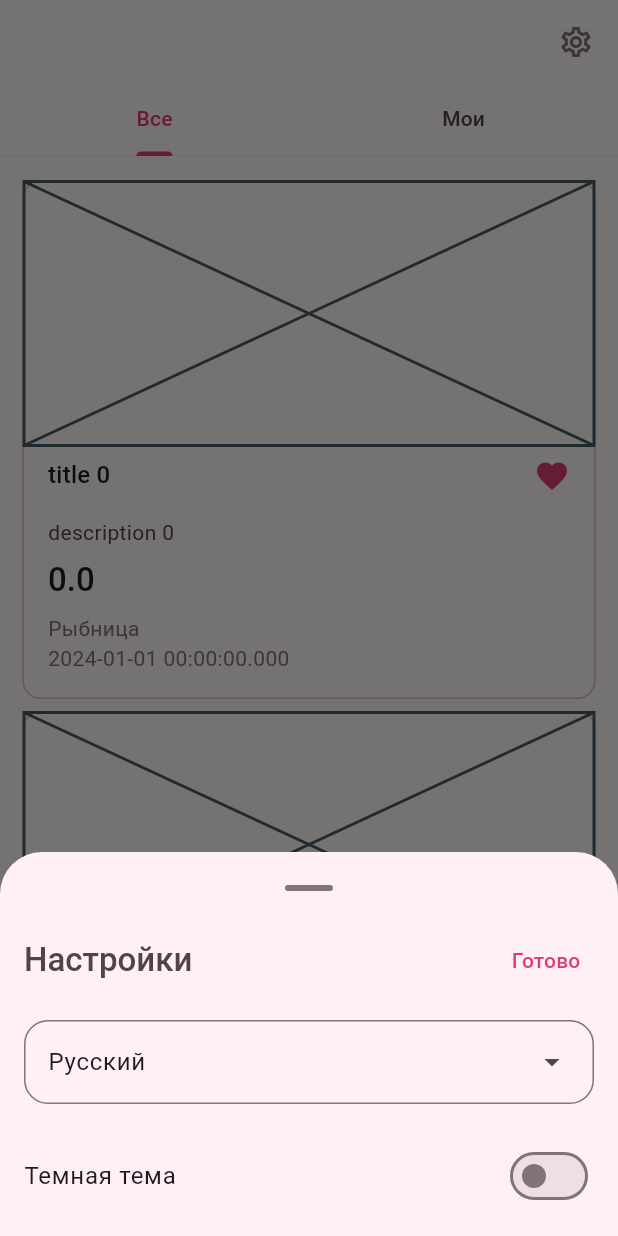
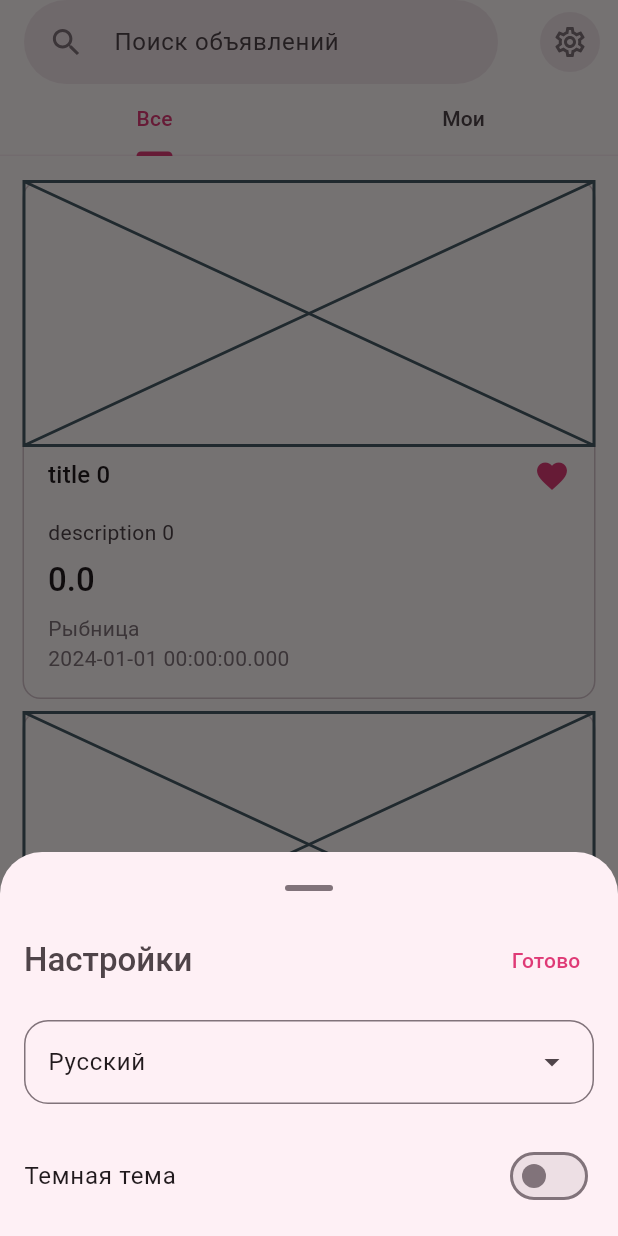
Before and after one commit to St1chaKooky/buy_and_dot, a Flutter app: the AdvertisementScreen screen opened by its route, after a tap on an icon or button, on a phone screen of 412 x 824 dp. Run offline on Flutter 3.47's test engine with Material 3 defaults, Android fonts, the phone set to English and light mode, and no system bars; drawn by our look-alikes of like_button; our stand-ins replace bloc, flutter_bloc, flutter_svg, get_it, go_router, pinput; generated files the repository leaves out were written again; Roboto replaces fonts that are missing (Roboto-Medium, Roboto-Regular).

Commit message:
I made an app bar, but I need to finish the indentations. A little later I will finish the bottomNavBar and other pages

```diff
--- a/lib/core/presentation/widget/app_bar/custom_app_bar.dart
+++ b/lib/core/presentation/widget/app_bar/custom_app_bar.dart
@@ -31,10 +31,7 @@ class CustomAppBar extends AppBar {
                     : const SizedBox.shrink()),
             automaticallyImplyLeading: true,
             actions: [
-              Padding(
-                  padding:
-                      const EdgeInsets.symmetric(horizontal: 4, vertical: 8),
-                  child: MyStandardIconButton(
+              MyStandardIconButton(
                 iconFromCollection: SvgCollection.settings,
                 onTap: () => showModalBottomSheet(
                     backgroundColor: ColorCollection.surfaceContainerLow,
@@ -43,6 +40,6 @@ class CustomAppBar extends AppBar {
                     context: context,
                     builder: (context) => const CustomBottomSheet()),
                 isSvgIcon: true,
-                  )),
+              ),
             ]);
 }
--- a/lib/core/presentation/widget/app_bar/main_app_bar.dart
+++ b/lib/core/presentation/widget/app_bar/main_app_bar.dart
@@ -0,0 +1,53 @@
+import 'package:buy_and_dot/core/domain/intl/generated/l10n.dart';
+import 'package:buy_and_dot/core/presentation/widget/field/app_bar_text_field.dart';
+import 'package:buy_and_dot/core/presentation/widget/icon_button/standard_icon_button.dart';
+import 'package:buy_and_dot/feature/settings/presintation/custom_bottom_sheet.dart';
+import 'package:buy_and_dot/theme/collections/color_collection.dart/color_manager.dart';
+import 'package:buy_and_dot/theme/collections/svg_collection/svg_collection.dart';
+import 'package:flutter/material.dart';
+
+class MainAppBar extends AppBar {
+  final TextEditingController textEditingController;
+
+  MainAppBar({
+    required this.textEditingController,
+    super.key,
+    required BuildContext context,
+  }) : super(
+            // toolbarHeight: 70,
+            bottom: TabBar(
+              dividerColor: ColorCollection.surfaceContainer,
+              unselectedLabelColor: ColorCollection.onSurfaceVar,
+              labelColor: ColorCollection.primary,
+              labelStyle: Theme.of(context).textTheme.titleSmall,
+              unselectedLabelStyle: Theme.of(context).textTheme.titleSmall,
+              tabs: [
+                Tab(
+                  text: S.of(context).all,
+                ),
+                Tab(
+                  text: S.of(context).my,
+                ),
+              ],
+            ),
+            title: Align(
+              alignment: Alignment.bottomLeft,
+              child: MyTextField(
+                textEditingController: textEditingController,
+              ),
+            ),
+            automaticallyImplyLeading: true,
+            actions: [
+              MyStandardIconButton(
+                backgroundColor: ColorCollection.surfaceContainerHight,
+                iconFromCollection: SvgCollection.settings,
+                onTap: () => showModalBottomSheet(
+                    backgroundColor: ColorCollection.surfaceContainerLow,
+                    showDragHandle: true,
+                    enableDrag: false,
+                    context: context,
+                    builder: (context) => const CustomBottomSheet()),
+                isSvgIcon: true,
+              ),
+            ]);
+}
--- /dev/null
+++ b/lib/core/presentation/widget/field/app_bar_text_field.dart
@@ -0,0 +1,54 @@
+import 'package:buy_and_dot/core/presentation/widget/icon/svg_custom_icon.dart';
+import 'package:buy_and_dot/theme/collections/color_collection.dart/color_manager.dart';
+import 'package:buy_and_dot/theme/collections/svg_collection/svg_collection.dart';
+import 'package:flutter/material.dart';
+
+class MyTextField extends StatefulWidget {
+  final TextEditingController textEditingController;
+  const MyTextField({
+    super.key,
+    required this.textEditingController,
+  });
+
+  @override
+  State<MyTextField> createState() => _MyTextFieldState();
+}
+
+class _MyTextFieldState extends State<MyTextField> {
+  TextTheme get theme => Theme.of(context).textTheme;
+  @override
+  Widget build(BuildContext context) {
+    return SizedBox(
+      child: TextField(
+        style: theme.bodyLarge,
+        controller: widget.textEditingController,
+        decoration: InputDecoration(
+            filled: true,
+            fillColor: ColorCollection.surfaceContainerHight,
+            focusedBorder: const OutlineInputBorder(
+              borderSide: BorderSide
+                  .none, // Убираем границу, оставляя только закругления
+
+              borderRadius: BorderRadius.all(Radius.circular(28)),
+            ),
+            enabledBorder: const OutlineInputBorder(
+              borderRadius: BorderRadius.all(Radius.circular(28)),
+              borderSide: BorderSide.none,
+            ),
+            hintText: 'Поиск объявлений',
+            hintStyle: Theme.of(context)
+                .textTheme
+                .bodyLarge
+                ?.copyWith(color: ColorCollection.onSurfaceVar),
+            contentPadding:
+                const EdgeInsets.symmetric(horizontal: 40, vertical: 12),
+            prefixIcon: const Padding(
+                padding: EdgeInsets.symmetric(horizontal: 16, vertical: 16),
+                child: CustomIconSvg(
+                  assetName: SvgCollection.search,
+                )),
+            border: const OutlineInputBorder()),
+      ),
+    );
+  }
+}
--- a/lib/core/presentation/widget/icon_button/standard_icon_button.dart
+++ b/lib/core/presentation/widget/icon_button/standard_icon_button.dart
@@ -4,6 +4,7 @@ import 'package:buy_and_dot/theme/collections/color_collection.dart/color_manage
 import 'package:flutter/material.dart';
 
 class MyStandardIconButton extends StatelessWidget {
+  final Color? backgroundColor;
   final bool isSvgIcon;
   final String iconFromCollection;
   final void Function() onTap;
@@ -11,14 +12,21 @@ class MyStandardIconButton extends StatelessWidget {
       {super.key,
       required this.iconFromCollection,
       required this.onTap,
-      required this.isSvgIcon});
+      required this.isSvgIcon,
+      this.backgroundColor});
 
   @override
   Widget build(BuildContext context) {
-    return SizedBox(
-      width: 48,
-      height: 48,
+    return Padding(
+      padding: const EdgeInsets.symmetric(horizontal: 12),
+      child: SizedBox(
+        width: 40,
+        height: 40,
         child: IconButton(
+            iconSize: 24,
+            style: ButtonStyle(
+              backgroundColor: MaterialStateProperty.all(backgroundColor),
+            ),
             color: ColorCollection.outline,
             onPressed: onTap,
             icon: isSvgIcon
@@ -28,6 +36,7 @@ class MyStandardIconButton extends StatelessWidget {
                 : CustomIconPng(
                     assetName: iconFromCollection,
                   )),
+      ),
     );
   }
 }
--- a/lib/feature/advertisement/presentation/page/advertisement_screen.dart
+++ b/lib/feature/advertisement/presentation/page/advertisement_screen.dart
@@ -1,9 +1,7 @@
-import 'package:buy_and_dot/core/domain/intl/generated/l10n.dart';
-import 'package:buy_and_dot/core/presentation/widget/app_bar/custom_app_bar.dart';
+import 'package:buy_and_dot/core/presentation/widget/app_bar/main_app_bar.dart';
 import 'package:buy_and_dot/feature/advertisement/presentation/page/advertisement_list_page.dart';
 import 'package:buy_and_dot/feature/advertisement/presentation/page/advertisement_list_view_model.dart';
 
-import 'package:buy_and_dot/theme/collections/color_collection.dart/color_manager.dart';
 import 'package:flutter/material.dart';
 
 class AdvertisementScreen extends StatefulWidget {
@@ -17,6 +15,7 @@ class AdvertisementScreen extends StatefulWidget {
 }
 
 class _AdvertisementScreenState extends State<AdvertisementScreen> {
+  TextEditingController textFieldEditingController = TextEditingController();
   AdvertisementListViewModel get _viewModel => widget._viewModel;
 
   TextTheme get theme => Theme.of(context).textTheme;
@@ -26,22 +25,8 @@ class _AdvertisementScreenState extends State<AdvertisementScreen> {
     return DefaultTabController(
       length: 2,
       child: Scaffold(
-        appBar: CustomAppBar(
-          bottom: TabBar(
-            dividerColor: ColorCollection.surfaceContainer,
-            unselectedLabelColor: ColorCollection.onSurfaceVar,
-            labelColor: ColorCollection.primary,
-            labelStyle: theme.titleSmall,
-            unselectedLabelStyle: theme.titleSmall,
-            tabs: [
-              Tab(
-                text: S.of(context).all,
-              ),
-              Tab(
-                text: S.of(context).my,
-              ),
-            ],
-          ),
+        appBar: MainAppBar(
+          textEditingController: textFieldEditingController,
           context: context,
         ),
         body: TabBarView(
--- a/lib/theme/collections/svg_collection/svg_collection.dart
+++ b/lib/theme/collections/svg_collection/svg_collection.dart
@@ -8,5 +8,6 @@ abstract class SvgCollection {
   static const arrow_back = 'assets/svg/arrow_back.svg';
   static const trailing = 'assets/svg/trailing.svg';
   static const settings = 'assets/svg/settings.svg';
-
+  static const search = 'assets/svg/search.svg';
+  static const unselected = 'assets/svg/unselected.svg';
 }
--- a/pubspec.yaml
+++ b/pubspec.yaml
@@ -84,6 +84,9 @@ flutter:
     - assets/svg/trailing.svg
     - assets/svg/arrow_back.svg
     - assets/svg/settings.svg
+    - assets/svg/search.svg
+    - assets/svg/unselected.svg
+
 
 
 
```
Also changed, not shown: assets/svg/search.svg (added), assets/svg/unselected.svg (added). Lines whose indentation alone changed are shown as unchanged.
